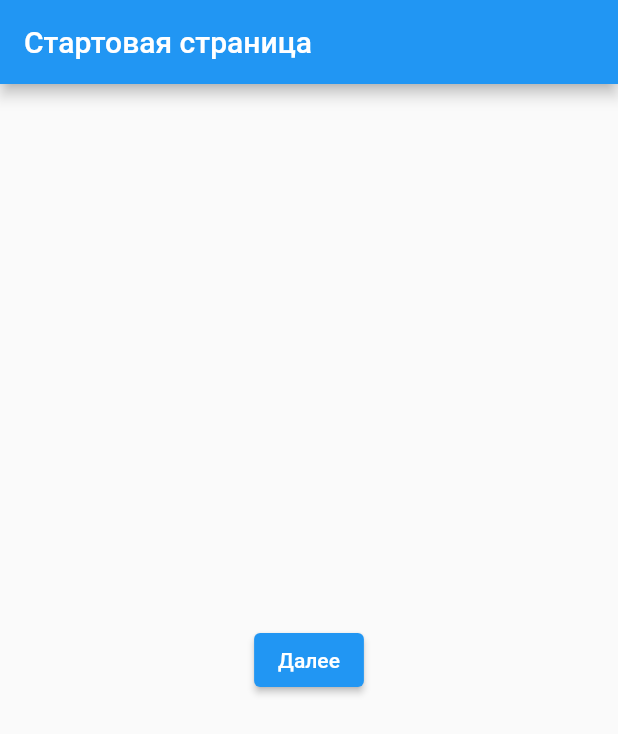
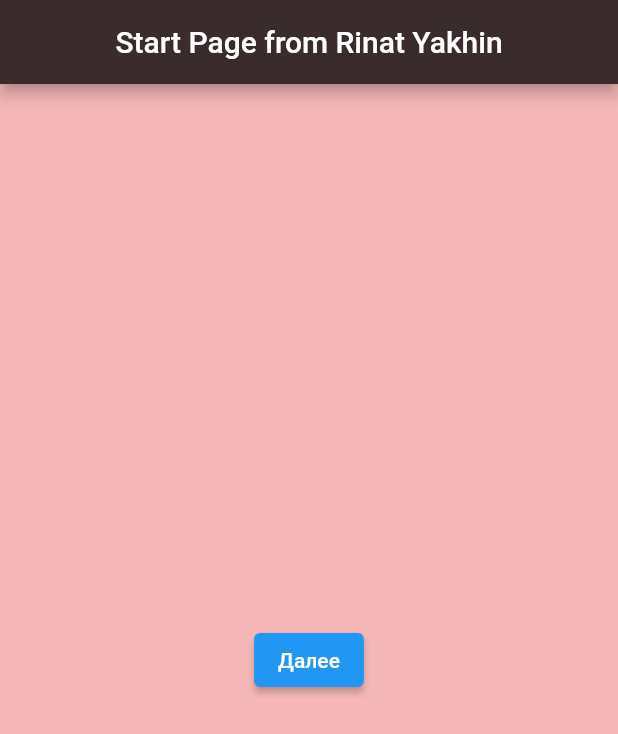
Before and after one commit to FilkaKipos/kt61, a Flutter app: the screen it shows after launch, on a phone screen of 412 x 824 dp. Shown: the top 734 px of the screen. Run offline on Flutter 3.47's test engine with Material 2 defaults, Android fonts, the light colour scheme and no system bars.

Commit message:
Postavte Sachet Nu PZH

```diff
--- a/lib/main.dart
+++ b/lib/main.dart
@@ -10,6 +10,7 @@ class MyApp extends StatelessWidget {
   Widget build(BuildContext context) {
     return MaterialApp(
       home: StartPage(),
+      debugShowCheckedModeBanner: false,
     );
   }
 }
@@ -18,8 +19,11 @@ class StartPage extends StatelessWidget {
   @override
   Widget build(BuildContext context) {
     return Scaffold(
+      backgroundColor: Color.fromARGB(255, 245, 183, 183),
       appBar: AppBar(
-        title: Text('Стартовая страница'),
+        title: Text('Start Page from Rinat Yakhin'),
+        backgroundColor: Color.fromARGB(255, 58, 44, 44),
+        centerTitle: true,
       ),
       body: Center(
         child: ElevatedButton(
```
Also changed, not shown: 1 other file.
